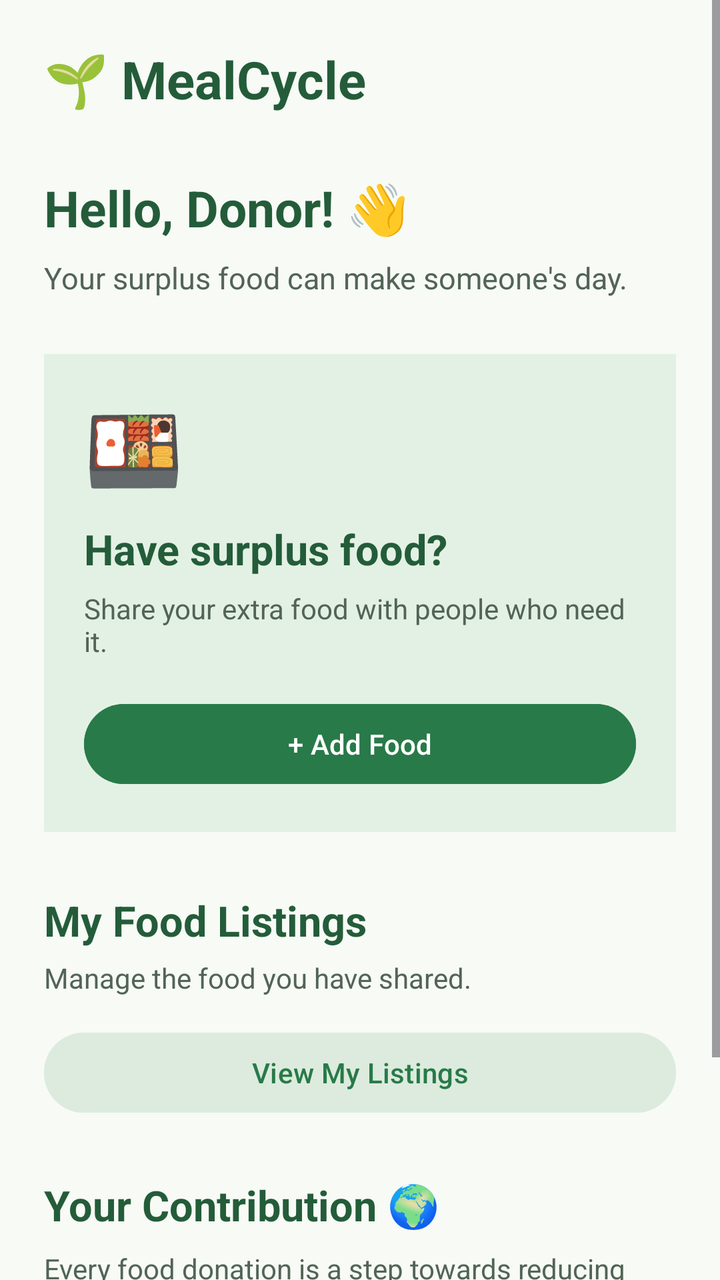
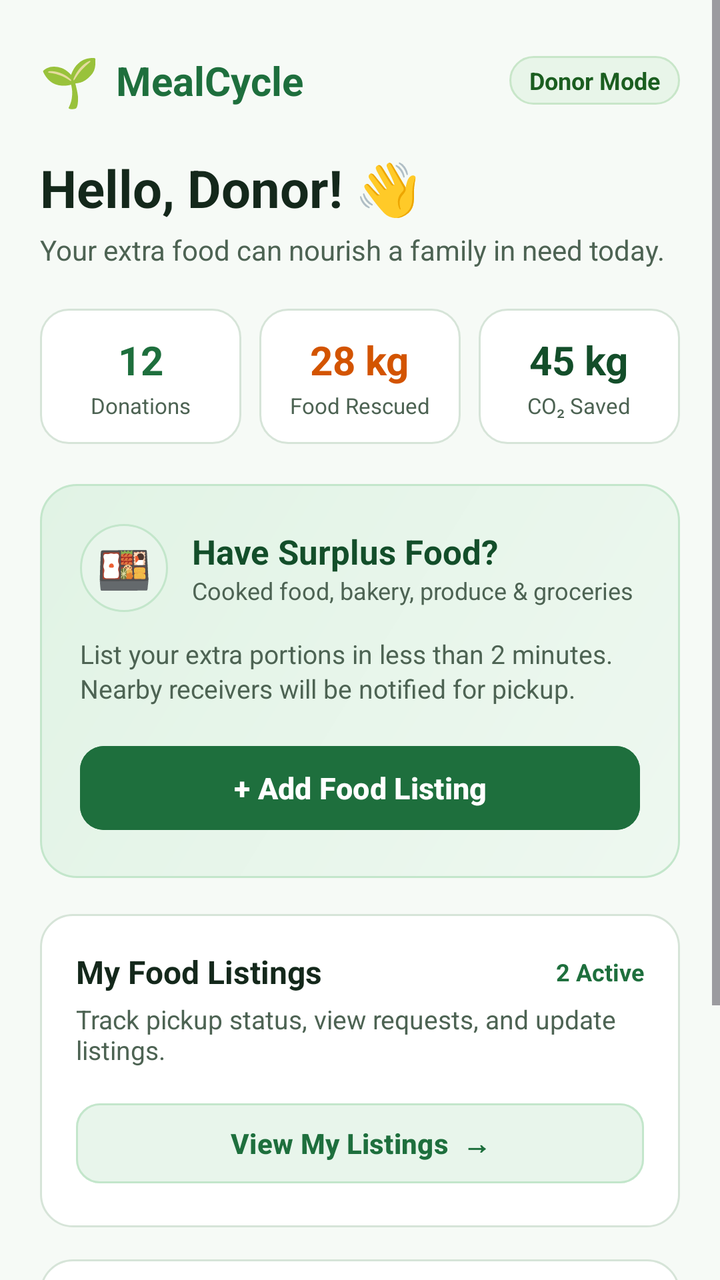

An Android layout rendered at two revisions. The XML below is the earlier revision; the diff shows what the commit changed to produce the second picture.
<!-- AndroidManifest.xml: application theme Theme.MealCycle -->
<!-- res/layout/activity_donor_dashboard.xml -->
<?xml version="1.0" encoding="utf-8"?>
<ScrollView
    xmlns:android="http://schemas.android.com/apk/res/android"
    android:layout_width="match_parent"
    android:layout_height="match_parent"
    android:background="#F7FAF5">

    <LinearLayout
        android:layout_width="match_parent"
        android:layout_height="wrap_content"
        android:orientation="vertical"
        android:padding="22dp">

        
        <TextView
            android:layout_width="wrap_content"
            android:layout_height="wrap_content"
            android:text="🌱 MealCycle"
            android:textSize="26sp"
            android:textStyle="bold"
            android:textColor="#245C3A"/>

        
        <TextView
            android:layout_width="wrap_content"
            android:layout_height="wrap_content"
            android:text="Hello, Donor! 👋"
            android:textSize="25sp"
            android:textStyle="bold"
            android:textColor="#245C3A"
            android:layout_marginTop="30dp"/>

        <TextView
            android:layout_width="wrap_content"
            android:layout_height="wrap_content"
            android:text="Your surplus food can make someone's day."
            android:textSize="15sp"
            android:textColor="#526456"
            android:layout_marginTop="8dp"/>

        
        <LinearLayout
            android:layout_width="match_parent"
            android:layout_height="wrap_content"
            android:orientation="vertical"
            android:padding="20dp"
            android:background="#E3F1E4"
            android:layout_marginTop="28dp">

            <TextView
                android:layout_width="wrap_content"
                android:layout_height="wrap_content"
                android:text="🍱"
                android:textSize="40sp"/>

            <TextView
                android:layout_width="wrap_content"
                android:layout_height="wrap_content"
                android:text="Have surplus food?"
                android:textSize="21sp"
                android:textStyle="bold"
                android:textColor="#245C3A"
                android:layout_marginTop="10dp"/>

            <TextView
                android:layout_width="wrap_content"
                android:layout_height="wrap_content"
                android:text="Share your extra food with people who need it."
                android:textSize="14sp"
                android:textColor="#526456"
                android:layout_marginTop="6dp"/>

            <Button
                android:id="@+id/btnAddFood"
                android:layout_width="match_parent"
                android:layout_height="wrap_content"
                android:text="+ Add Food"
                android:textAllCaps="false"
                android:textColor="#FFFFFF"
                android:backgroundTint="#287A49"
                android:layout_marginTop="18dp"/>

        </LinearLayout>

        
        <TextView
            android:layout_width="wrap_content"
            android:layout_height="wrap_content"
            android:text="My Food Listings"
            android:textSize="21sp"
            android:textStyle="bold"
            android:textColor="#245C3A"
            android:layout_marginTop="30dp"/>

        <TextView
            android:layout_width="wrap_content"
            android:layout_height="wrap_content"
            android:text="Manage the food you have shared."
            android:textSize="14sp"
            android:textColor="#526456"
            android:layout_marginTop="5dp"/>

        <Button
            android:id="@+id/btnMyListings"
            android:layout_width="match_parent"
            android:layout_height="wrap_content"
            android:text="View My Listings"
            android:textAllCaps="false"
            android:textColor="#287A49"
            android:backgroundTint="#DCEBDD"
            android:layout_marginTop="14dp"/>

        
        <TextView
            android:layout_width="wrap_content"
            android:layout_height="wrap_content"
            android:text="Your Contribution 🌍"
            android:textSize="21sp"
            android:textStyle="bold"
            android:textColor="#245C3A"
            android:layout_marginTop="28dp"/>

        <TextView
            android:layout_width="match_parent"
            android:layout_height="wrap_content"
            android:text="Every food donation is a step towards reducing food waste."
            android:textSize="14sp"
            android:textColor="#526456"
            android:layout_marginTop="8dp"/>

        
        <Button
            android:id="@+id/btnProfile"
            android:layout_width="match_parent"
            android:layout_height="wrap_content"
            android:text="My Profile"
            android:textAllCaps="false"
            android:textColor="#FFFFFF"
            android:backgroundTint="#287A49"
            android:layout_marginTop="25dp"
            android:layout_marginBottom="20dp"/>

    </LinearLayout>

</ScrollView>
<!-- resources referenced by this layout -->
<resources>
  <style name="Theme.MealCycle" parent="Base.Theme.MealCycle" />
  <style name="Base.Theme.MealCycle" parent="Theme.Material3.DayNight.NoActionBar">
          
          
      </style>
</resources>

<!-- the commit's change to res/layout/activity_donor_dashboard.xml (unified diff, before → after) -->
@@ -1,144 +1,365 @@
 <?xml version="1.0" encoding="utf-8"?>
 <ScrollView
     xmlns:android="http://schemas.android.com/apk/res/android"
+    xmlns:app="http://schemas.android.com/apk/res-auto"
     android:layout_width="match_parent"
     android:layout_height="match_parent"
-    android:background="#F7FAF5">
+    android:fillViewport="true"
+    android:background="@color/bg_main">
 
     <LinearLayout
         android:layout_width="match_parent"
         android:layout_height="wrap_content"
         android:orientation="vertical"
-        android:padding="22dp">
+        android:paddingHorizontal="20dp"
+        android:paddingVertical="24dp">
+
+        
+        <LinearLayout
+            android:layout_width="match_parent"
+            android:layout_height="wrap_content"
+            android:orientation="horizontal"
+            android:gravity="center_vertical">
+
+            <LinearLayout
+                android:layout_width="0dp"
+                android:layout_height="wrap_content"
+                android:layout_weight="1"
+                android:orientation="horizontal"
+                android:gravity="center_vertical">
+
+                <TextView
+                    android:layout_width="wrap_content"
+                    android:layout_height="wrap_content"
+                    android:text="🌱"
+                    android:textSize="24sp" />
+
+                <TextView
+                    android:layout_width="wrap_content"
+                    android:layout_height="wrap_content"
+                    android:layout_marginStart="8dp"
+                    android:text="MealCycle"
+                    android:textSize="20sp"
+                    android:textStyle="bold"
+                    android:textColor="@color/primary" />
+            </LinearLayout>
+
+            
+            <TextView
+                android:layout_width="wrap_content"
+                android:layout_height="wrap_content"
+                android:background="@drawable/bg_badge_available"
+                android:text="Donor Mode"
+                android:textSize="12sp"
+                android:textStyle="bold"
+                android:textColor="@color/badge_available_text"
+                android:paddingHorizontal="10dp"
+                android:paddingVertical="4dp" />
+        </LinearLayout>
 
         
         <TextView
             android:layout_width="wrap_content"
             android:layout_height="wrap_content"
-            android:text="🌱 MealCycle"
+            android:text="Hello, Donor! 👋"
             android:textSize="26sp"
             android:textStyle="bold"
-            android:textColor="#245C3A"/>
-
-        
+            android:textColor="@color/text_primary"
+            android:layout_marginTop="20dp" />
+
         <TextView
             android:layout_width="wrap_content"
             android:layout_height="wrap_content"
-            android:text="Hello, Donor! 👋"
-            android:textSize="25sp"
-            android:textStyle="bold"
-            android:textColor="#245C3A"
-            android:layout_marginTop="30dp"/>
-
-        <TextView
-            android:layout_width="wrap_content"
-            android:layout_height="wrap_content"
-            android:text="Your surplus food can make someone's day."
-            android:textSize="15sp"
-            android:textColor="#526456"
-            android:layout_marginTop="8dp"/>
+            android:text="Your extra food can nourish a family in need today."
+            android:textSize="14sp"
+            android:textColor="@color/text_secondary"
+            android:layout_marginTop="4dp" />
+
+        
+        <LinearLayout
+            android:layout_width="match_parent"
+            android:layout_height="wrap_content"
+            android:orientation="horizontal"
+            android:layout_marginTop="20dp">
+
+            
+            <LinearLayout
+                android:layout_width="0dp"
+                android:layout_height="wrap_content"
+                android:layout_weight="1"
+                android:orientation="vertical"
+                android:background="@drawable/bg_card_stat"
+                android:padding="12dp"
+                android:gravity="center"
+                android:layout_marginEnd="6dp">
+
+                <TextView
+                    android:layout_width="wrap_content"
+                    android:layout_height="wrap_content"
+                    android:text="12"
+                    android:textSize="20sp"
+                    android:textStyle="bold"
+                    android:textColor="@color/primary" />
+
+                <TextView
+                    android:layout_width="wrap_content"
+                    android:layout_height="wrap_content"
+                    android:text="Donations"
+                    android:textSize="11sp"
+                    android:textColor="@color/text_secondary"
+                    android:layout_marginTop="2dp" />
+            </LinearLayout>
+
+            
+            <LinearLayout
+                android:layout_width="0dp"
+                android:layout_height="wrap_content"
+                android:layout_weight="1"
+                android:orientation="vertical"
+                android:background="@drawable/bg_card_stat"
+                android:padding="12dp"
+                android:gravity="center"
+                android:layout_marginHorizontal="3dp">
+
+                <TextView
+                    android:layout_width="wrap_content"
+                    android:layout_height="wrap_content"
+                    android:text="28 kg"
+                    android:textSize="20sp"
+                    android:textStyle="bold"
+                    android:textColor="@color/secondary_dark" />
+
+                <TextView
+                    android:layout_width="wrap_content"
+                    android:layout_height="wrap_content"
+                    android:text="Food Rescued"
+                    android:textSize="11sp"
+                    android:textColor="@color/text_secondary"
+                    android:layout_marginTop="2dp" />
+            </LinearLayout>
+
+            
+            <LinearLayout
+                android:layout_width="0dp"
+                android:layout_height="wrap_content"
+                android:layout_weight="1"
+                android:orientation="vertical"
+                android:background="@drawable/bg_card_stat"
+                android:padding="12dp"
+                android:gravity="center"
+                android:layout_marginStart="6dp">
+
+                <TextView
+                    android:layout_width="wrap_content"
+                    android:layout_height="wrap_content"
+                    android:text="45 kg"
+                    android:textSize="20sp"
+                    android:textStyle="bold"
+                    android:textColor="@color/primary_dark" />
+
+                <TextView
+                    android:layout_width="wrap_content"
+                    android:layout_height="wrap_content"
+                    android:text="CO₂ Saved"
+                    android:textSize="11sp"
+                    android:textColor="@color/text_secondary"
+                    android:layout_marginTop="2dp" />
+            </LinearLayout>
+        </LinearLayout>
 
         
         <LinearLayout
             android:layout_width="match_parent"
             android:layout_height="wrap_content"
             android:orientation="vertical"
+            android:background="@drawable/bg_card_featured"
             android:padding="20dp"
-            android:background="#E3F1E4"
-            android:layout_marginTop="28dp">
+            android:layout_marginTop="20dp">
+
+            <LinearLayout
+                android:layout_width="match_parent"
+                android:layout_height="wrap_content"
+                android:orientation="horizontal"
+                android:gravity="center_vertical">
+
+                <FrameLayout
+                    android:layout_width="44dp"
+                    android:layout_height="44dp"
+                    android:background="@drawable/bg_circle_primary">
+
+                    <TextView
+                        android:layout_width="wrap_content"
+                        android:layout_height="wrap_content"
+                        android:layout_gravity="center"
+                        android:text="🍱"
+                        android:textSize="22sp" />
+                </FrameLayout>
+
+                <LinearLayout
+                    android:layout_width="0dp"
+                    android:layout_height="wrap_content"
+                    android:layout_weight="1"
+                    android:layout_marginStart="12dp"
+                    android:orientation="vertical">
+
+                    <TextView
+                        android:layout_width="wrap_content"
+                        android:layout_height="wrap_content"
+                        android:text="Have Surplus Food?"
+                        android:textSize="17sp"
+                        android:textStyle="bold"
+                        android:textColor="@color/primary_dark" />
+
+                    <TextView
+                        android:layout_width="wrap_content"
+                        android:layout_height="wrap_content"
+                        android:text="Cooked food, bakery, produce &amp; groceries"
+                        android:textSize="12sp"
+                        android:textColor="@color/text_secondary" />
+                </LinearLayout>
+            </LinearLayout>
+
+            <TextView
+                android:layout_width="match_parent"
+                android:layout_height="wrap_content"
+                android:text="List your extra portions in less than 2 minutes. Nearby receivers will be notified for pickup."
+                android:textSize="13sp"
+                android:textColor="@color/text_secondary"
+                android:layout_marginTop="12dp"
+                android:lineSpacingExtra="2dp" />
+
+            <com.google.android.material.button.MaterialButton
+                android:id="@+id/btnAddFood"
+                android:layout_width="match_parent"
+                android:layout_height="50dp"
+                android:text="+ Add Food Listing"
+                android:textAllCaps="false"
+                android:textSize="15sp"
+                android:textStyle="bold"
+                android:backgroundTint="@color/primary"
+                android:textColor="@color/white"
+                android:layout_marginTop="16dp"
+                app:cornerRadius="12dp"
+                app:elevation="1dp" />
+
+        </LinearLayout>
+
+        
+        <LinearLayout
+            android:layout_width="match_parent"
+            android:layout_height="wrap_content"
+            android:orientation="vertical"
+            android:background="@drawable/bg_card_white"
+            android:padding="18dp"
+            android:layout_marginTop="18dp">
+
+            <LinearLayout
+                android:layout_width="match_parent"
+                android:layout_height="wrap_content"
+                android:orientation="horizontal"
+                android:gravity="center_vertical">
+
+                <TextView
+                    android:layout_width="0dp"
+                    android:layout_height="wrap_content"
+                    android:layout_weight="1"
+                    android:text="My Food Listings"
+                    android:textSize="16sp"
+                    android:textStyle="bold"
+                    android:textColor="@color/text_primary" />
+
+                <TextView
+                    android:layout_width="wrap_content"
+                    android:layout_height="wrap_content"
+                    android:text="2 Active"
+                    android:textSize="12sp"
+                    android:textColor="@color/primary"
+                    android:textStyle="bold" />
+            </LinearLayout>
+
+            <TextView
+                android:layout_width="match_parent"
+                android:layout_height="wrap_content"
+                android:text="Track pickup status, view requests, and update listings."
+                android:textSize="13sp"
+                android:textColor="@color/text_secondary"
+                android:layout_marginTop="4dp" />
+
+            <com.google.android.material.button.MaterialButton
+                android:id="@+id/btnMyListings"
+                android:layout_width="match_parent"
+                android:layout_height="48dp"
+                android:text="View My Listings  →"
+                android:textAllCaps="false"
+                android:textSize="14sp"
+                android:textStyle="bold"
+                android:backgroundTint="@color/primary_tint"
+                android:textColor="@color/primary"
+                android:layout_marginTop="14dp"
+                app:cornerRadius="12dp"
+                app:elevation="0dp"
+                app:strokeColor="@color/primary_tint_border"
+                app:strokeWidth="1dp" />
+        </LinearLayout>
+
+        
+        <LinearLayout
+            android:layout_width="match_parent"
+            android:layout_height="wrap_content"
+            android:orientation="horizontal"
+            android:background="@drawable/bg_card_white"
+            android:padding="16dp"
+            android:layout_marginTop="16dp"
+            android:gravity="center_vertical">
 
             <TextView
                 android:layout_width="wrap_content"
                 android:layout_height="wrap_content"
-                android:text="🍱"
-                android:textSize="40sp"/>
-
-            <TextView
-                android:layout_width="wrap_content"
-                android:layout_height="wrap_content"
-                android:text="Have surplus food?"
-                android:textSize="21sp"
-                android:textStyle="bold"
-                android:textColor="#245C3A"
-                android:layout_marginTop="10dp"/>
-
-            <TextView
-                android:layout_width="wrap_content"
-                android:layout_height="wrap_content"
-                android:text="Share your extra food with people who need it."
-                android:textSize="14sp"
-                android:textColor="#526456"
-                android:layout_marginTop="6dp"/>
-
-            <Button
-                android:id="@+id/btnAddFood"
-                android:layout_width="match_parent"
-                android:layout_height="wrap_content"
-                android:text="+ Add Food"
-                android:textAllCaps="false"
-                android:textColor="#FFFFFF"
-                android:backgroundTint="#287A49"
-                android:layout_marginTop="18dp"/>
-
-        </LinearLayout>
-
-        
-        <TextView
-            android:layout_width="wrap_content"
-            android:layout_height="wrap_content"
-            android:text="My Food Listings"
-            android:textSize="21sp"
+                android:text="🛡️"
+                android:textSize="26sp" />
+
+            <LinearLayout
+                android:layout_width="0dp"
+                android:layout_height="wrap_content"
+                android:layout_weight="1"
+                android:layout_marginStart="12dp"
+                android:orientation="vertical">
+
+                <TextView
+                    android:layout_width="wrap_content"
+                    android:layout_height="wrap_content"
+                    android:text="Food Safety Guarantee"
+                    android:textSize="14sp"
+                    android:textStyle="bold"
+                    android:textColor="@color/text_primary" />
+
+                <TextView
+                    android:layout_width="wrap_content"
+                    android:layout_height="wrap_content"
+                    android:text="Ensure all food donated is fresh, hygienic, and packed within safety limits."
+                    android:textSize="12sp"
+                    android:textColor="@color/text_secondary"
+                    android:layout_marginTop="2dp" />
+            </LinearLayout>
+        </LinearLayout>
+
+        
+        <com.google.android.material.button.MaterialButton
+            android:id="@+id/btnProfile"
+            android:layout_width="match_parent"
+            android:layout_height="48dp"
+            android:text="My Profile &amp; Settings"
+            android:textAllCaps="false"
+            android:textSize="14sp"
             android:textStyle="bold"
-            android:textColor="#245C3A"
-            android:layout_marginTop="30dp"/>
-
-        <TextView
-            android:layout_width="wrap_content"
-            android:layout_height="wrap_content"
-            android:text="Manage the food you have shared."
-            android:textSize="14sp"
-            android:textColor="#526456"
-            android:layout_marginTop="5dp"/>
-
-        <Button
-            android:id="@+id/btnMyListings"
-            android:layout_width="match_parent"
-            android:layout_height="wrap_content"
-            android:text="View My Listings"
-            android:textAllCaps="false"
-            android:textColor="#287A49"
-            android:backgroundTint="#DCEBDD"
-            android:layout_marginTop="14dp"/>
-
-        
-        <TextView
-            android:layout_width="wrap_content"
-            android:layout_height="wrap_content"
-            android:text="Your Contribution 🌍"
-            android:textSize="21sp"
-            android:textStyle="bold"
-            android:textColor="#245C3A"
-            android:layout_marginTop="28dp"/>
-
-        <TextView
-            android:layout_width="match_parent"
-            android:layout_height="wrap_content"
-            android:text="Every food donation is a step towards reducing food waste."
-            android:textSize="14sp"
-            android:textColor="#526456"
-            android:layout_marginTop="8dp"/>
-
-        
-        <Button
-            android:id="@+id/btnProfile"
-            android:layout_width="match_parent"
-            android:layout_height="wrap_content"
-            android:text="My Profile"
-            android:textAllCaps="false"
-            android:textColor="#FFFFFF"
-            android:backgroundTint="#287A49"
-            android:layout_marginTop="25dp"
-            android:layout_marginBottom="20dp"/>
+            android:backgroundTint="@color/surface_card"
+            android:textColor="@color/text_primary"
+            android:layout_marginTop="18dp"
+            android:layout_marginBottom="12dp"
+            app:cornerRadius="12dp"
+            app:strokeColor="@color/border_light"
+            app:strokeWidth="1dp"
+            app:elevation="0dp" />
 
     </LinearLayout>
 
<!-- resource entries referenced after the edit -->
@@ -1,9 +1,83 @@
 <!-- resources referenced by this layout -->
 <resources>
+  <color name="badge_available_text">#1B5E20</color>
+  <color name="bg_main">#F6FAF6</color>
+  <color name="border_light">#D6E4D8</color>
+  <color name="primary">#1E6F3D</color>
+  <color name="primary_dark">#134E2A</color>
+  <color name="primary_tint">#E8F5EB</color>
+  <color name="primary_tint_border">#C3E6CB</color>
+  <color name="secondary_dark">#D35400</color>
+  <color name="surface_card">#FFFFFF</color>
+  <color name="text_primary">#14281B</color>
+  <color name="text_secondary">#4D6353</color>
+  <color name="white">#FFFFFFFF</color>
+  <!-- drawable bg_badge_available (drawable) -->
+  <?xml version="1.0" encoding="utf-8"?>
+  <shape xmlns:android="http://schemas.android.com/apk/res/android"
+      android:shape="rectangle">
+      <solid android:color="@color/badge_available_bg" />
+      <corners android:radius="20dp" />
+      <stroke
+          android:width="1dp"
+          android:color="#C8E6C9" />
+  </shape>
+  <!-- drawable bg_card_featured (drawable) -->
+  <?xml version="1.0" encoding="utf-8"?>
+  <shape xmlns:android="http://schemas.android.com/apk/res/android"
+      android:shape="rectangle">
+      <gradient
+          android:angle="135"
+          android:startColor="#EEF8F0"
+          android:endColor="#E1F3E5" />
+      <corners android:radius="18dp" />
+      <stroke
+          android:width="1dp"
+          android:color="@color/primary_tint_border" />
+  </shape>
+  <!-- drawable bg_card_stat (drawable) -->
+  <?xml version="1.0" encoding="utf-8"?>
+  <shape xmlns:android="http://schemas.android.com/apk/res/android"
+      android:shape="rectangle">
+      <solid android:color="@color/surface_card" />
+      <corners android:radius="14dp" />
+      <stroke
+          android:width="1dp"
+          android:color="@color/border_light" />
+  </shape>
+  <!-- drawable bg_card_white (drawable) -->
+  <?xml version="1.0" encoding="utf-8"?>
+  <shape xmlns:android="http://schemas.android.com/apk/res/android"
+      android:shape="rectangle">
+      <solid android:color="@color/surface_card" />
+      <corners android:radius="16dp" />
+      <stroke
+          android:width="1dp"
+          android:color="@color/border_light" />
+  </shape>
+  <!-- drawable bg_circle_primary (drawable) -->
+  <?xml version="1.0" encoding="utf-8"?>
+  <shape xmlns:android="http://schemas.android.com/apk/res/android"
+      android:shape="oval">
+      <solid android:color="@color/primary_tint" />
+      <stroke
+          android:width="1dp"
+          android:color="@color/primary_tint_border" />
+  </shape>
   <style name="Theme.MealCycle" parent="Base.Theme.MealCycle" />
+  <color name="badge_available_bg">#E8F5E9</color>
   <style name="Base.Theme.MealCycle" parent="Theme.Material3.DayNight.NoActionBar">
           
-          
+          <item name="colorPrimary">@color/primary</item>
+          <item name="colorPrimaryVariant">@color/primary_dark</item>
+          <item name="colorOnPrimary">@color/text_on_primary</item>
+          <item name="colorSecondary">@color/secondary</item>
+          <item name="colorSurface">@color/surface_card</item>
+          <item name="android:windowBackground">@color/bg_main</item>
+          <item name="android:statusBarColor">@color/bg_main</item>
+          <item name="android:windowLightStatusBar">true</item>
       </style>
+  <color name="text_on_primary">#FFFFFF</color>
+  <color name="secondary">#E67E22</color>
 </resources>
 
